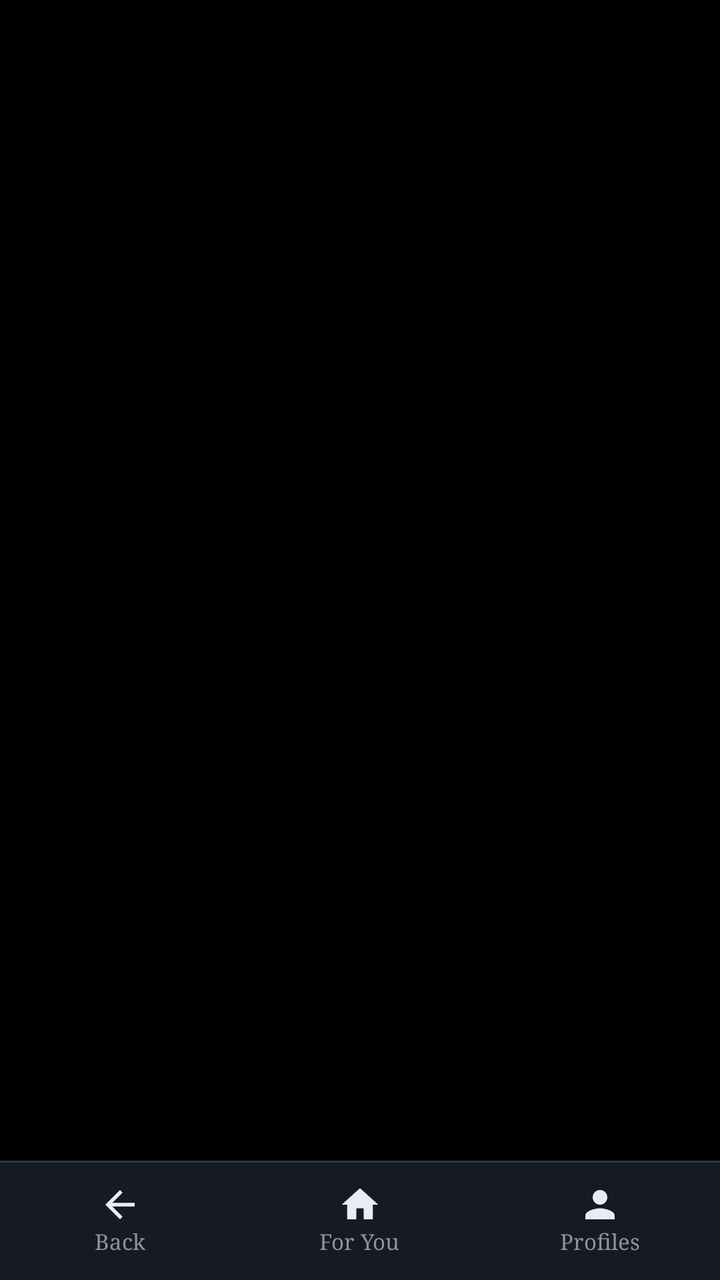
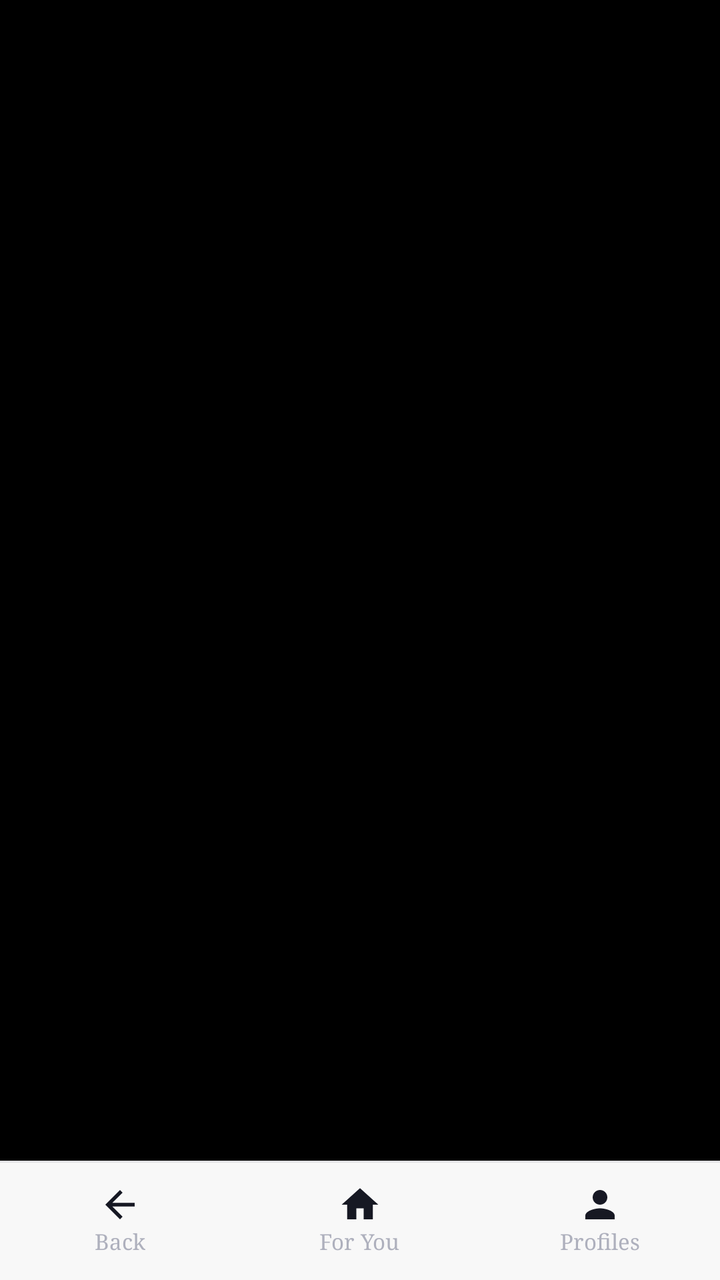

Compare the two renders of this Android layout. The source of the first and the diff that turns it into the second are given below.
<!-- AndroidManifest.xml: activity theme Theme.TikTokGrab.Fullscreen -->
<!-- res/layout/activity_offline.xml -->
<?xml version="1.0" encoding="utf-8"?>
<LinearLayout xmlns:android="http://schemas.android.com/apk/res/android"
    android:layout_width="match_parent"
    android:layout_height="match_parent"
    android:background="@android:color/black"
    android:orientation="vertical">

    <FrameLayout
        android:id="@+id/stage"
        android:layout_width="match_parent"
        android:layout_height="0dp"
        android:layout_weight="1">

        <FrameLayout
            android:id="@+id/feedRoot"
            android:layout_width="match_parent"
            android:layout_height="match_parent">

            <androidx.viewpager2.widget.ViewPager2
                android:id="@+id/offlinePager"
                android:layout_width="match_parent"
                android:layout_height="match_parent" />

            <TextView
                android:id="@+id/offlineCounter"
                android:layout_width="wrap_content"
                android:layout_height="wrap_content"
                android:layout_gravity="top|start"
                android:layout_margin="12dp"
                android:background="@drawable/badge_bg"
                android:paddingStart="9dp"
                android:paddingTop="3dp"
                android:paddingEnd="9dp"
                android:paddingBottom="3dp"
                android:textColor="@color/text"
                android:textSize="12sp" />

            <TextView
                android:id="@+id/offlineEmpty"
                android:layout_width="wrap_content"
                android:layout_height="wrap_content"
                android:layout_gravity="center"
                android:text="@string/offline_empty"
                android:textColor="@color/muted"
                android:textSize="14sp"
                android:visibility="gone" />
        </FrameLayout>

        <androidx.recyclerview.widget.RecyclerView
            android:id="@+id/authorList"
            android:layout_width="match_parent"
            android:layout_height="match_parent"
            android:background="@color/card"
            android:clipToPadding="false"
            android:paddingTop="6dp"
            android:paddingBottom="6dp"
            android:visibility="gone" />

        <LinearLayout
            android:id="@+id/profileRoot"
            android:layout_width="match_parent"
            android:layout_height="match_parent"
            android:background="@color/bg"
            android:orientation="vertical"
            android:visibility="gone">

            <LinearLayout
                android:layout_width="match_parent"
                android:layout_height="wrap_content"
                android:background="@color/card"
                android:gravity="center_vertical"
                android:orientation="horizontal"
                android:padding="14dp">

                <ImageView
                    android:id="@+id/profileAvatar"
                    android:layout_width="68dp"
                    android:layout_height="68dp"
                    android:contentDescription="@null"
                    android:src="@drawable/avatar_ring" />

                <LinearLayout
                    android:layout_width="0dp"
                    android:layout_height="wrap_content"
                    android:layout_marginStart="12dp"
                    android:layout_weight="1"
                    android:orientation="vertical">

                    <TextView
                        android:id="@+id/profileName"
                        android:layout_width="match_parent"
                        android:layout_height="wrap_content"
                        android:ellipsize="end"
                        android:maxLines="1"
                        android:textColor="@color/text"
                        android:textSize="18sp"
                        android:textStyle="bold" />

                    <TextView
                        android:id="@+id/profileHandle"
                        android:layout_width="match_parent"
                        android:layout_height="wrap_content"
                        android:ellipsize="end"
                        android:maxLines="1"
                        android:textColor="@color/muted"
                        android:textSize="13sp" />

                    <TextView
                        android:id="@+id/profileStats"
                        android:layout_width="match_parent"
                        android:layout_height="wrap_content"
                        android:layout_marginTop="3dp"
                        android:ellipsize="end"
                        android:maxLines="2"
                        android:textColor="@color/muted"
                        android:textSize="12sp" />
                </LinearLayout>

                <TextView
                    android:id="@+id/profilePlay"
                    android:layout_width="wrap_content"
                    android:layout_height="wrap_content"
                    android:background="@drawable/pill_bg"
                    android:paddingStart="12dp"
                    android:paddingTop="7dp"
                    android:paddingEnd="12dp"
                    android:paddingBottom="7dp"
                    android:text="@string/play_all"
                    android:textColor="@color/text"
                    android:textSize="12sp" />
            </LinearLayout>

            <View
                android:layout_width="match_parent"
                android:layout_height="1dp"
                android:background="@color/stroke" />

            <androidx.recyclerview.widget.RecyclerView
                android:id="@+id/profileGrid"
                android:layout_width="match_parent"
                android:layout_height="0dp"
                android:layout_weight="1"
                android:clipToPadding="false"
                android:padding="6dp" />
        </LinearLayout>
    </FrameLayout>

    <View
        android:layout_width="match_parent"
        android:layout_height="1dp"
        android:background="@color/stroke" />

    <LinearLayout
        android:layout_width="match_parent"
        android:layout_height="wrap_content"
        android:background="@color/card"
        android:baselineAligned="false"
        android:orientation="horizontal"
        android:paddingTop="4dp"
        android:paddingBottom="6dp">

        <LinearLayout
            android:id="@+id/navBack"
            android:layout_width="0dp"
            android:layout_height="wrap_content"
            android:layout_weight="1"
            android:background="@drawable/card_ripple"
            android:clickable="true"
            android:focusable="true"
            android:gravity="center"
            android:orientation="vertical"
            android:paddingTop="6dp"
            android:paddingBottom="6dp">

            <ImageView
                android:layout_width="22dp"
                android:layout_height="22dp"
                android:contentDescription="@null"
                android:src="@drawable/ic_back" />

            <TextView
                android:layout_width="wrap_content"
                android:layout_height="wrap_content"
                android:text="@string/nav_back"
                android:textColor="@color/muted"
                android:textSize="11sp" />
        </LinearLayout>

        <LinearLayout
            android:id="@+id/navHome"
            android:layout_width="0dp"
            android:layout_height="wrap_content"
            android:layout_weight="1"
            android:background="@drawable/card_ripple"
            android:clickable="true"
            android:focusable="true"
            android:gravity="center"
            android:orientation="vertical"
            android:paddingTop="6dp"
            android:paddingBottom="6dp">

            <ImageView
                android:layout_width="22dp"
                android:layout_height="22dp"
                android:contentDescription="@null"
                android:src="@drawable/ic_home" />

            <TextView
                android:layout_width="wrap_content"
                android:layout_height="wrap_content"
                android:text="@string/nav_for_you"
                android:textColor="@color/muted"
                android:textSize="11sp" />
        </LinearLayout>

        <LinearLayout
            android:id="@+id/navProfile"
            android:layout_width="0dp"
            android:layout_height="wrap_content"
            android:layout_weight="1"
            android:background="@drawable/card_ripple"
            android:clickable="true"
            android:focusable="true"
            android:gravity="center"
            android:orientation="vertical"
            android:paddingTop="6dp"
            android:paddingBottom="6dp">

            <ImageView
                android:layout_width="22dp"
                android:layout_height="22dp"
                android:contentDescription="@null"
                android:src="@drawable/ic_profile" />

            <TextView
                android:layout_width="wrap_content"
                android:layout_height="wrap_content"
                android:text="@string/nav_profiles"
                android:textColor="@color/muted"
                android:textSize="11sp" />
        </LinearLayout>
    </LinearLayout>

</LinearLayout>
<!-- resources referenced by this layout -->
<resources>
  <color name="bg">#0D1117</color>
  <color name="card">#161B22</color>
  <color name="muted">#8B949E</color>
  <color name="stroke">#30363D</color>
  <color name="text">#E6EDF3</color>
  <!-- drawable avatar_ring (drawable) -->
  <?xml version="1.0" encoding="utf-8"?>
  <shape xmlns:android="http://schemas.android.com/apk/res/android" android:shape="oval">
      <solid android:color="@color/card" />
      <stroke android:width="1dp" android:color="@color/stroke" />
  </shape>
  <!-- drawable badge_bg (drawable) -->
  <?xml version="1.0" encoding="utf-8"?>
  <shape xmlns:android="http://schemas.android.com/apk/res/android" android:shape="rectangle">
      <solid android:color="#B3000000" />
      <corners android:radius="4dp" />
  </shape>
  <!-- drawable card_ripple (drawable) -->
  <?xml version="1.0" encoding="utf-8"?>
  <ripple xmlns:android="http://schemas.android.com/apk/res/android"
      android:color="#40FFFFFF">
      <item android:id="@android:id/mask">
          <shape android:shape="rectangle">
              <solid android:color="#FFFFFFFF" />
              <corners android:radius="12dp" />
          </shape>
      </item>
  </ripple>
  <!-- drawable pill_bg (drawable) -->
  <?xml version="1.0" encoding="utf-8"?>
  <shape xmlns:android="http://schemas.android.com/apk/res/android" android:shape="rectangle">
      <solid android:color="#26282E" />
      <stroke android:width="1dp" android:color="@color/stroke" />
      <corners android:radius="20dp" />
  </shape>
  <string name="nav_back">Back</string>
  <string name="nav_for_you">For You</string>
  <string name="nav_profiles">Profiles</string>
  <string name="offline_empty">No videos in Download/TikTokGrab yet</string>
  <string name="play_all">▶ Play all</string>
  <style name="Theme.TikTokGrab.Fullscreen" parent="Theme.TikTokGrab">
          <item name="android:windowBackground">@android:color/black</item>
          <item name="android:statusBarColor">@android:color/black</item>
      </style>
  <style name="Theme.TikTokGrab" parent="Theme.Material3.Dark.NoActionBar">
          <item name="colorPrimary">@color/accent</item>
          <item name="colorOnPrimary">@color/text</item>
          <item name="android:windowBackground">@color/bg</item>
          <item name="android:statusBarColor">@color/bg</item>
          <item name="android:textViewStyle">@style/Widget.Grab.Text</item>
          <item name="materialButtonStyle">@style/Widget.Grab.Button</item>
          <item name="materialButtonOutlinedStyle">@style/Widget.Grab.Button.Outlined</item>
      </style>
  <color name="accent">#DA3152</color>
  <style name="Widget.Grab.Text" parent="android:Widget.TextView">
          <item name="android:fontFamily">serif</item>
      </style>
  <style name="Widget.Grab.Button" parent="Widget.Material3.Button">
          <item name="android:fontFamily">serif</item>
          <item name="android:textAllCaps">false</item>
          <item name="cornerRadius">12dp</item>
      </style>
  <style name="Widget.Grab.Button.Outlined" parent="Widget.Material3.Button.OutlinedButton">
          <item name="android:fontFamily">serif</item>
          <item name="android:textAllCaps">false</item>
          <item name="cornerRadius">12dp</item>
      </style>
  <!-- unchanged entries left out for length: 3 -->
</resources>

<!-- the commit's change to res/layout/activity_offline.xml (unified diff, before → after) -->
@@ -32,7 +32,7 @@
                 android:paddingTop="3dp"
                 android:paddingEnd="9dp"
                 android:paddingBottom="3dp"
-                android:textColor="@color/text"
+                android:textColor="@color/on_video"
                 android:textSize="12sp" />
 
             <TextView
@@ -41,7 +41,7 @@
                 android:layout_height="wrap_content"
                 android:layout_gravity="center"
                 android:text="@string/offline_empty"
-                android:textColor="@color/muted"
+                android:textColor="@color/on_video_muted"
                 android:textSize="14sp"
                 android:visibility="gone" />
         </FrameLayout>
@@ -92,7 +92,7 @@
                         android:layout_height="wrap_content"
                         android:ellipsize="end"
                         android:maxLines="1"
-                        android:textColor="@color/text"
+                        android:textColor="@color/on_video"
                         android:textSize="18sp"
                         android:textStyle="bold" />
 
@@ -102,7 +102,7 @@
                         android:layout_height="wrap_content"
                         android:ellipsize="end"
                         android:maxLines="1"
-                        android:textColor="@color/muted"
+                        android:textColor="@color/on_video_muted"
                         android:textSize="13sp" />
 
                     <TextView
@@ -112,7 +112,7 @@
                         android:layout_marginTop="3dp"
                         android:ellipsize="end"
                         android:maxLines="2"
-                        android:textColor="@color/muted"
+                        android:textColor="@color/on_video_muted"
                         android:textSize="12sp" />
                 </LinearLayout>
 
@@ -126,7 +126,7 @@
                     android:paddingEnd="12dp"
                     android:paddingBottom="7dp"
                     android:text="@string/play_all"
-                    android:textColor="@color/text"
+                    android:textColor="@color/on_video"
                     android:textSize="12sp" />
             </LinearLayout>
 
@@ -182,7 +182,7 @@
                 android:layout_width="wrap_content"
                 android:layout_height="wrap_content"
                 android:text="@string/nav_back"
-                android:textColor="@color/muted"
+                android:textColor="@color/on_video_muted"
                 android:textSize="11sp" />
         </LinearLayout>
 
@@ -209,7 +209,7 @@
                 android:layout_width="wrap_content"
                 android:layout_height="wrap_content"
                 android:text="@string/nav_for_you"
-                android:textColor="@color/muted"
+                android:textColor="@color/on_video_muted"
                 android:textSize="11sp" />
         </LinearLayout>
 
@@ -236,7 +236,7 @@
                 android:layout_width="wrap_content"
                 android:layout_height="wrap_content"
                 android:text="@string/nav_profiles"
-                android:textColor="@color/muted"
+                android:textColor="@color/on_video_muted"
                 android:textSize="11sp" />
         </LinearLayout>
     </LinearLayout>
<!-- resource entries referenced after the edit -->
@@ -1,10 +1,12 @@
 <!-- resources referenced by this layout -->
 <resources>
-  <color name="bg">#0D1117</color>
-  <color name="card">#161B22</color>
-  <color name="muted">#8B949E</color>
-  <color name="stroke">#30363D</color>
-  <color name="text">#E6EDF3</color>
+  <color name="bg">#FFFFFF</color>
+  <color name="card">#F8F8F8</color>
+  <color name="on_video">#FFFFFF</color>
+  <color name="on_video_muted">#AEB0BD</color>
+  <color name="stroke">#E4E4E6</color>
+  <color name="text">#161823</color>
+  <color name="pill">#F1F1F2</color>
   <!-- drawable avatar_ring (drawable) -->
   <?xml version="1.0" encoding="utf-8"?>
   <shape xmlns:android="http://schemas.android.com/apk/res/android" android:shape="oval">
@@ -20,7 +22,7 @@
   <!-- drawable card_ripple (drawable) -->
   <?xml version="1.0" encoding="utf-8"?>
   <ripple xmlns:android="http://schemas.android.com/apk/res/android"
-      android:color="#40FFFFFF">
+      android:color="@color/ripple">
       <item android:id="@android:id/mask">
           <shape android:shape="rectangle">
               <solid android:color="#FFFFFFFF" />
@@ -31,7 +33,7 @@
   <!-- drawable pill_bg (drawable) -->
   <?xml version="1.0" encoding="utf-8"?>
   <shape xmlns:android="http://schemas.android.com/apk/res/android" android:shape="rectangle">
-      <solid android:color="#26282E" />
+      <solid android:color="@color/pill" />
       <stroke android:width="1dp" android:color="@color/stroke" />
       <corners android:radius="20dp" />
   </shape>
@@ -43,17 +45,28 @@
   <style name="Theme.TikTokGrab.Fullscreen" parent="Theme.TikTokGrab">
           <item name="android:windowBackground">@android:color/black</item>
           <item name="android:statusBarColor">@android:color/black</item>
+          <item name="android:navigationBarColor">@android:color/black</item>
+          <item name="android:windowLightStatusBar">false</item>
       </style>
-  <style name="Theme.TikTokGrab" parent="Theme.Material3.Dark.NoActionBar">
+  <color name="ripple">#1A161823</color>
+  <style name="Theme.TikTokGrab" parent="Theme.Material3.DayNight.NoActionBar">
           <item name="colorPrimary">@color/accent</item>
-          <item name="colorOnPrimary">@color/text</item>
+          <item name="colorOnPrimary">@color/on_accent</item>
+          <item name="colorSecondary">@color/cyan</item>
+          <item name="colorSurface">@color/card</item>
+          <item name="colorOnSurface">@color/text</item>
+          <item name="android:colorBackground">@color/bg</item>
           <item name="android:windowBackground">@color/bg</item>
           <item name="android:statusBarColor">@color/bg</item>
+          <item name="android:navigationBarColor">@color/bg</item>
+          <item name="android:windowLightStatusBar">@bool/light_status_bar</item>
           <item name="android:textViewStyle">@style/Widget.Grab.Text</item>
           <item name="materialButtonStyle">@style/Widget.Grab.Button</item>
           <item name="materialButtonOutlinedStyle">@style/Widget.Grab.Button.Outlined</item>
       </style>
-  <color name="accent">#DA3152</color>
+  <color name="accent">#FE2C55</color>
+  <color name="on_accent">#FFFFFF</color>
+  <color name="cyan">#00A89B</color>
   <style name="Widget.Grab.Text" parent="android:Widget.TextView">
           <item name="android:fontFamily">serif</item>
       </style>
